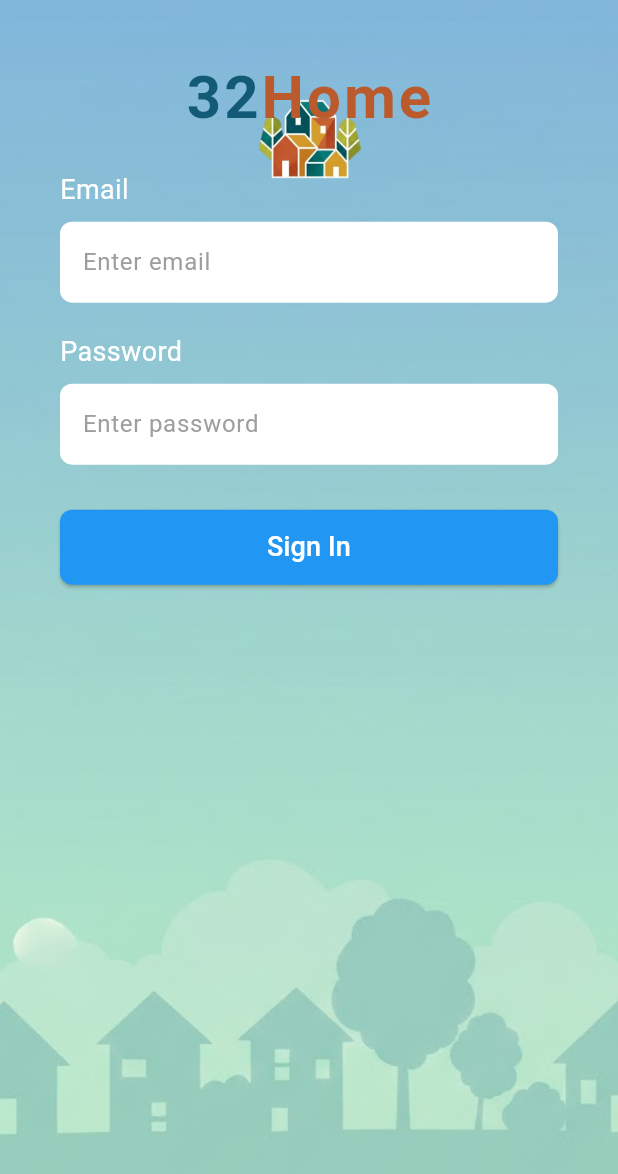
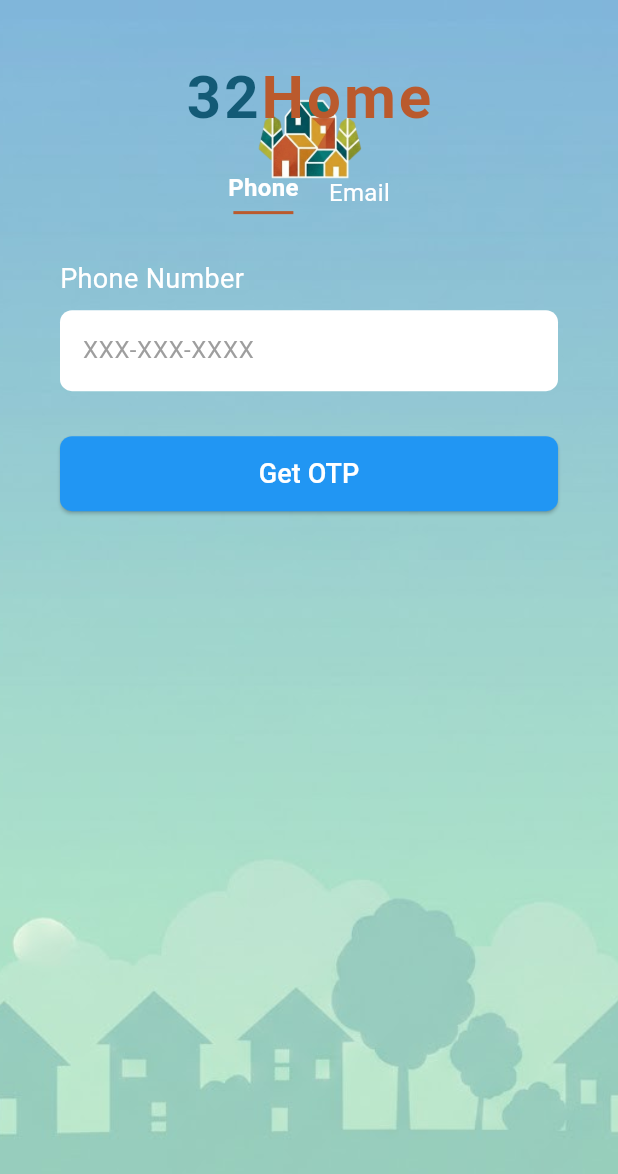
Before and after one commit to 6410535014/32home, a Flutter app: the screen it shows after launch, on a phone screen of 412 x 824 dp. Shown: the top 1174 px of the screen. Run offline on Flutter 3.47's test engine with Material 3 defaults, Android fonts, the light colour scheme and no system bars; our stand-ins replace cloud_firestore, firebase_auth, firebase_core; accounts and stored records are empty; generated files the repository leaves out were written again.

Commit message:
add phone and email login

```diff
--- a/three_two_home/lib/login_page.dart
+++ b/three_two_home/lib/login_page.dart
@@ -1,5 +1,8 @@
 import 'package:flutter/material.dart';
-import 'package:firebase_auth/firebase_auth.dart';
+import 'package:flutter/services.dart';
+import 'package:three_two_home/email_pending_page.dart';
+import 'package:three_two_home/otp_page.dart';
+import 'package:three_two_home/utils/phone_number_formatter.dart';
 import 'services/auth_facade.dart';
 import 'adapters/notification_adapter.dart';
 
@@ -11,36 +14,64 @@ class LoginPage extends StatefulWidget {
 }
 
 class _LoginPageState extends State<LoginPage> {
-  final TextEditingController _emailController = TextEditingController();
-  final TextEditingController _passwordController = TextEditingController();
+  final TextEditingController _inputController = TextEditingController();
+  final TextEditingController _otpController = TextEditingController();
 
-  // เรียกใช้งาน Pattern
   final AuthFacade _authFacade = AuthFacade();
   final NotificationService _notification = FlutterSnackBarAdapter();
 
+  bool _isPhoneLogin = true; // สลับโหมด Phone/Email
+  String? _verificationId;   // เก็บ ID สำหรับ OTP
+  bool _otpSent = false;     // ตรวจสอบว่าส่ง OTP หรือยัง
+
   @override
   void dispose() {
-    _emailController.dispose();
-    _passwordController.dispose();
+    _inputController.dispose();
+    _otpController.dispose();
     super.dispose();
   }
 
-  Future<void> _signIn() async {
+  // จัดการการส่งข้อมูล (OTP หรือ Email Link)
+  Future<void> _handleInitialAction() async {
+    String input = _inputController.text.trim();
+    if (input.isEmpty) return;
+
+    // 1. ตรวจสอบข้อมูลใน DB
+    bool exists = await _authFacade.checkUserExists(input, _isPhoneLogin);
+    if (!exists) {
+      _notification.showMessage(context, 'ข้อมูลนี้ไม่มีในระบบนิติบุคคล');
+      return;
+    }
+
+    if (_isPhoneLogin) {
+      // 2. ถ้าเป็นเบอร์โทร -> ส่ง OTP แล้วไปหน้า OtpPage
+      await _authFacade.verifyPhoneNumber(
+        input,
+        (id) {
+          Navigator.push(context, MaterialPageRoute(
+            builder: (context) => OtpPage(verificationId: id)
+          ));
+        },
+        (e) => _notification.showMessage(context, e.message ?? 'Error'),
+      );
+    } else {
+      // 3. ถ้าเป็น Email -> ส่ง Link แล้วไปหน้า EmailPendingPage
+      await _authFacade.sendSignInLink(input);
+      Navigator.push(context, MaterialPageRoute(
+        builder: (context) => EmailPendingPage(email: input)
+      ));
+    }
+  }
+
+  // ยืนยัน OTP
+  Future<void> _verifyOTP() async {
     try {
-      // ใช้ Facade ในการจัดการ Sign In
-      await _authFacade.signIn(
-        _emailController.text.trim(),
-        _passwordController.text.trim(),
-      );
-
+      await _authFacade.signInWithOTP(_verificationId!, _otpController.text.trim());
       if (mounted) {
-        _notification.showMessage(context, 'Login Successful!'); // ใช้ Adapter
         Navigator.pushNamedAndRemoveUntil(context, '/dashboard', (route) => false);
       }
-    } on FirebaseAuthException catch (e) {
-      _notification.showMessage(context, e.message ?? 'Login failed');
     } catch (e) {
-      _notification.showMessage(context, e.toString());
+      _notification.showMessage(context, 'รหัส OTP ไม่ถูกต้อง');
     }
   }
 
@@ -49,9 +80,8 @@ class _LoginPageState extends State<LoginPage> {
     return Scaffold(
       body: Stack(
         children: [
-          Opacity(
-            opacity: 1,
-            child: Container(
+          // พื้นหลังเดิม
+          Container(
             width: double.infinity,
             height: double.infinity,
             decoration: const BoxDecoration(
@@ -62,56 +92,86 @@ class _LoginPageState extends State<LoginPage> {
               ),
             ),
           ),
-          ),
           SingleChildScrollView(
             padding: const EdgeInsets.symmetric(horizontal: 40),
             child: Column(
               children: [
+                // Logo เดิม
                 Image.asset('assets/images/logo.png', width: 1000, fit: BoxFit.contain),
                 Transform.translate(
                   offset: const Offset(0, -150),
-                  child: Text.rich(
+                  child: Column(
+                    children: [
+                      // หัวข้อ 32Home สีเดิม
+                      Text.rich(
                         TextSpan(
                           children: [
                             TextSpan(
                               text: '32',
-                          style: TextStyle(
-                            fontSize: 40,
-                            fontWeight: FontWeight.bold,
-                            color: Color(0xFF135a76), // เปลี่ยนสีที่ต้องการตรงนี้
-                            letterSpacing: 2,
-                          ),
+                              style: TextStyle(fontSize: 40, fontWeight: FontWeight.bold, color: Color(0xFF135a76), letterSpacing: 2),
                             ),
                             TextSpan(
                               text: 'Home',
-                          style: TextStyle(
-                            fontSize: 40,
-                            fontWeight: FontWeight.bold,
-                            color: Color(0xFFba5a2d), // สีเดิมของคุณ
-                            letterSpacing: 2,
-                          ),
+                              style: TextStyle(fontSize: 40, fontWeight: FontWeight.bold, color: Color(0xFFba5a2d), letterSpacing: 2),
                             ),
                           ],
                         ),
                       ),
+                      const SizedBox(height: 20),
+
+                      // ส่วนสลับโหมด Login
+                      Row(
+                        mainAxisAlignment: MainAxisAlignment.center,
+                        children: [
+                          _buildTabButton("Phone", _isPhoneLogin, () => setState(() => _isPhoneLogin = true)),
+                          const SizedBox(width: 20),
+                          _buildTabButton("Email", !_isPhoneLogin, () => setState(() => _isPhoneLogin = false)),
+                        ],
                       ),
-                Transform.translate(
-                  offset: const Offset(0, -130),
-                  child: Column(
-                    children: [
-                      buildInputLabel("Email"),
-                      buildTextField("Enter email", controller: _emailController),
+                      const SizedBox(height: 30),
+
+                      // ช่องกรอกข้อมูลหลัก
+                      buildInputLabel(_isPhoneLogin ? "Phone Number" : "Email Address"),
+                      buildTextField(
+                        _isPhoneLogin ? "XXX-XXX-XXXX" : "example@mail.com",
+                        controller: _inputController,
+                        enabled: !_otpSent,
+                        isPhoneNumber: _isPhoneLogin,
+                      ),
+
+                      // ช่องกรอก OTP (แสดงเมื่อส่ง OTP แล้ว)
+                      if (_isPhoneLogin && _otpSent) ...[
                         const SizedBox(height: 20),
-                      buildInputLabel("Password"),
-                      buildTextField("Enter password", isPassword: true, controller: _passwordController),
+                        buildInputLabel("Enter OTP"),
+                        buildTextField("6-digit code", controller: _otpController),
                         const SizedBox(height: 30),
-                      buildActionButton("Sign In",backgroundColor: Colors.blue, onPressed: _signIn),
+                        buildActionButton("Verify OTP", backgroundColor: Colors.blue, onPressed: _verifyOTP),
+                      ] else ...[
+                        const SizedBox(height: 30),
+                        buildActionButton(
+                          _isPhoneLogin ? "Get OTP" : "Get Link",
+                          backgroundColor: Colors.blue,
+                          onPressed: _handleInitialAction,
+                        ),
+                      ],
                     ],
                   ),
                 ),
               ],
             ),
           ),
+        ],
+      ),
+    );
+  }
+
+  Widget _buildTabButton(String text, bool isActive, VoidCallback onTap) {
+    return GestureDetector(
+      onTap: onTap,
+      child: Column(
+        children: [
+          Text(text, style: TextStyle(color: Colors.white, fontSize: 16, fontWeight: isActive ? FontWeight.bold : FontWeight.normal)),
+          if (isActive) Container(margin: const EdgeInsets.only(top: 4), height: 2, width: 40, color: const Color(0xFFba5a2d)),
         ],
       ),
     );
@@ -124,13 +184,27 @@ class _LoginPageState extends State<LoginPage> {
     );
   }
 
-  Widget buildTextField(String hint, {bool isPassword = false, TextEditingController? controller}) {
+  Widget buildTextField(String hint, {
+    TextEditingController? controller,
+    bool enabled = true,
+    bool isPhoneNumber = false, // เพิ่ม parameter ตรวจสอบว่าเป็นเบersโทรไหม
+  }) {
     return Container(
       margin: const EdgeInsets.only(top: 8),
-      decoration: BoxDecoration(color: Colors.white, borderRadius: BorderRadius.circular(8)),
+      decoration: BoxDecoration(
+        color: enabled ? Colors.white : Colors.grey[300],
+        borderRadius: BorderRadius.circular(8)
+      ),
       child: TextField(
         controller: controller,
-        obscureText: isPassword,
+        enabled: enabled,
+        // ถ้าเป็นเบอร์โทร ให้ใช้ Keyboard ตัวเลข และใส่ Formatter
+        keyboardType: isPhoneNumber ? TextInputType.number : TextInputType.text,
+        inputFormatters: isPhoneNumber ? [
+          FilteringTextInputFormatter.digitsOnly, // พิมพ์ได้เฉพาะตัวเลข
+          LengthLimitingTextInputFormatter(10),  // จำกัดแค่ 10 หลัก
+          PhoneNumberFormatter(),                // ใส่ "-" อัตโนมัติ
+        ] : [],
         decoration: InputDecoration(
           hintText: hint,
           hintStyle: const TextStyle(color: Colors.grey),
@@ -141,7 +215,7 @@ class _LoginPageState extends State<LoginPage> {
     );
   }
 
-  Widget buildActionButton(String text, {VoidCallback? onPressed, Color textColor = Colors.white, Color backgroundColor = Colors.black,}) {
+  Widget buildActionButton(String text, {VoidCallback? onPressed, Color textColor = Colors.white, Color backgroundColor = Colors.black}) {
     return SizedBox(
       width: double.infinity,
       height: 50,
```
Also changed, not shown: three_two_home/lib/email_pending_page.dart (added, +42 -0 lines), three_two_home/lib/otp_page.dart (added, +78 -0 lines), three_two_home/lib/services/auth_facade.dart (+46 -15 lines), three_two_home/lib/utils/phone_number_formatter.dart (added, +31 -0 lines), 3 other files. Lines whose indentation alone changed are shown as unchanged.
